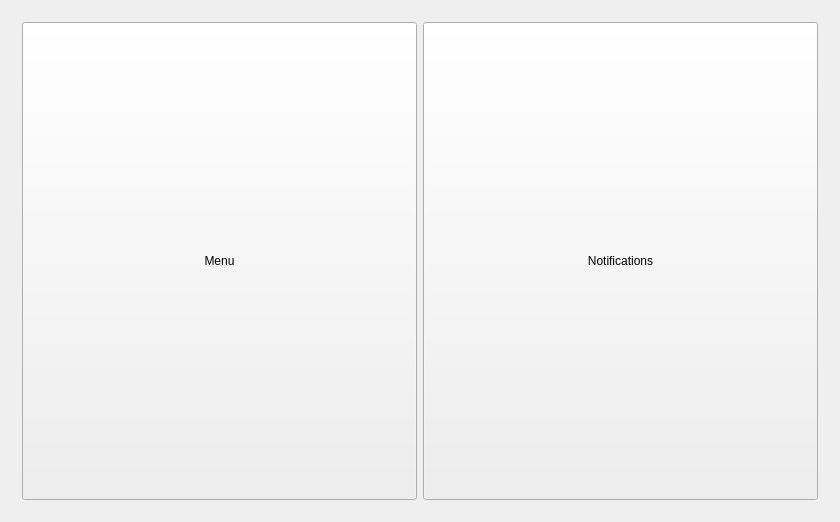
XinChen96/Emergency-Response-System, file gui/mainwindow.ui: the form before one commit.
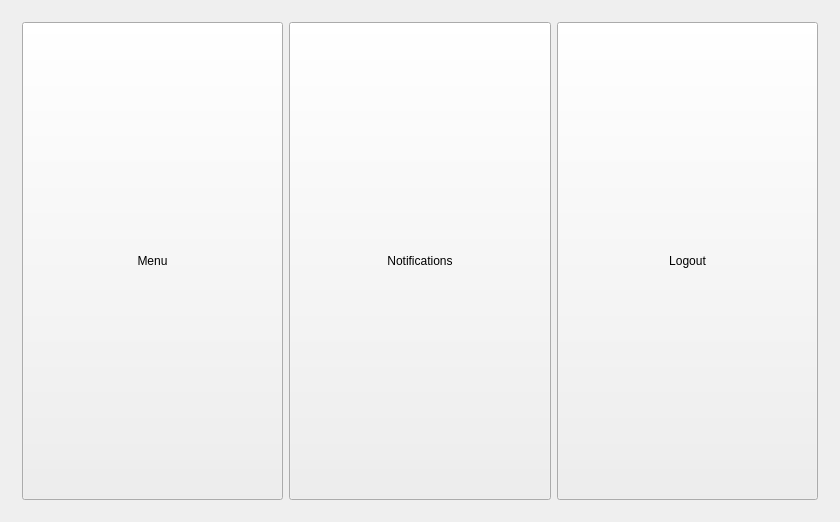
The form after the commit. The open tabs and pages were chosen to show the change. Icons and pictures are not drawn.

Commit message: User Interface update for civilian, delete menu for civilian since there is only one option. Now all option for civilian is just on mapview page

```diff
--- a/gui/mainwindow.ui
+++ b/gui/mainwindow.ui
@@ -598,6 +598,19 @@
             </property>
            </widget>
           </item>
+          <item>
+           <widget class="QPushButton" name="logout">
+            <property name="sizePolicy">
+             <sizepolicy hsizetype="Minimum" vsizetype="Preferred">
+              <horstretch>0</horstretch>
+              <verstretch>0</verstretch>
+             </sizepolicy>
+            </property>
+            <property name="text">
+             <string>Logout</string>
+            </property>
+           </widget>
+          </item>
          </layout>
         </item>
         <item>
```
Left out of the diff: 4 changed lines with no effect on the pictures. The commit also changes 3 other files.
